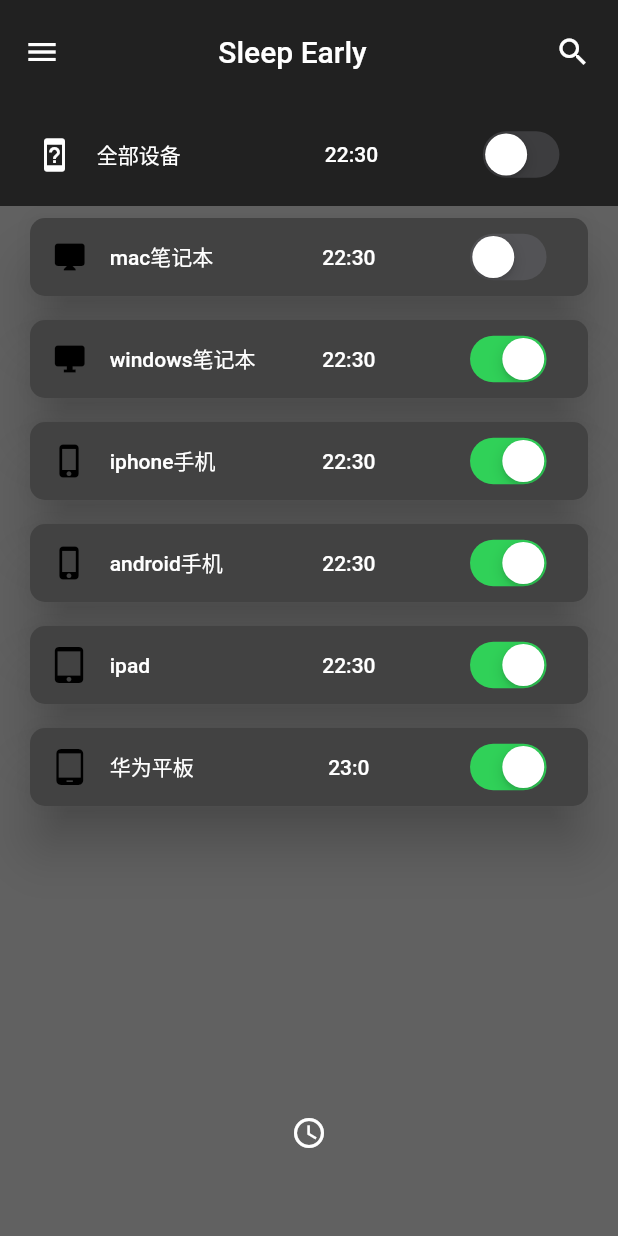
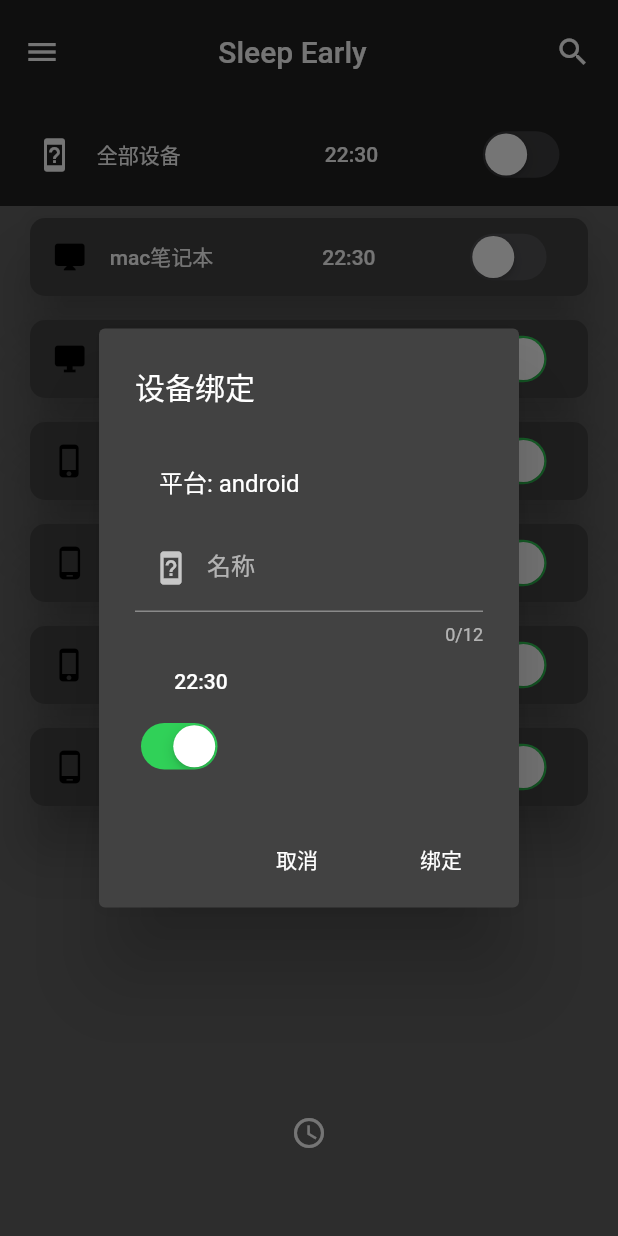
Before and after one commit to di1shuai/sleep_early, a Flutter app: the screen it shows after launch, after a tap on the "access time" icon, on a phone screen of 412 x 824 dp. Run offline on Flutter 3.47's test engine with Material 2 defaults, Android fonts, the phone set to English and light mode, and no system bars; our stand-ins replace device_info, permission_handler; missing offline and left inert: platform_device_id, shutdown_platform.

Commit message:
device create dialog

```diff
--- /dev/null
+++ b/lib/api/api.dart
@@ -0,0 +1,6 @@
+class Api {
+  static const String BASE_URL = 'http://localhost:8080/api/';
+
+  static const String GET_DEVICES = BASE_URL + 'userDevices'; //获取设备信息
+
+}
--- a/lib/demo/device_id.dart
+++ b/lib/demo/device_id.dart
@@ -3,8 +3,7 @@ import 'dart:async';
 import 'dart:io';
 import 'package:flutter/material.dart';
 import 'package:flutter/services.dart';
-import 'package:device_info/device_info.dart';
-import 'package:sleep_early/component/device_id.dart';
+import 'package:platform_device_id/platform_device_id.dart';
 
 class DeviceIdPage extends StatefulWidget {
   @override
@@ -12,7 +11,6 @@ class DeviceIdPage extends StatefulWidget {
 }
 
 class _DeviceIdPageState extends State<DeviceIdPage> {
-  static final DeviceInfoPlugin deviceInfoPlugin = DeviceInfoPlugin();
   String _deviceId = '';
   String _platform = '';
 
@@ -23,7 +21,7 @@ class _DeviceIdPageState extends State<DeviceIdPage> {
   }
 
   Future<void> initPlatformState() async {
-    String deviceId = await DeviceId.getDeviceId;
+    String deviceId = await PlatformDeviceId.getDeviceId;
     String platform = Platform.operatingSystem;
     try {
       if (Platform.isAndroid) {
--- a/lib/demo/helloworld.dart
+++ /dev/null
@@ -1,10 +0,0 @@
-class DeviceCardModel {
-
-}
-
-main(List<String> args) {
-  var str = 'hello world';
-  print(str);
-
-
-}
--- a/lib/model/device_card.dart
+++ b/lib/model/device_card.dart
@@ -1,37 +1,113 @@
+import 'dart:convert';
+
+import 'package:flutter/material.dart';
+
 class DeviceCardModel {
   int id;
   String deviceName;
-  String icon;
+  String platform;
   bool switchValue;
   String time;
-  int code;
-  String platform;
-  String deviceId;
-  String deviceType;
 
-  int hour;
-  int minute;
 
-  DeviceCardModel(this.id, this.deviceName, this.icon, this.switchValue,  _time, this.code,) {
-    if (_time != null) {
-      this.time = _time;
-      List timeArr = _time.split(':');
-      this.hour = int.parse(timeArr[0]);
-      this.minute = int.parse(timeArr[1]);
+  DeviceCardModel(
+    this.id,
+    this.deviceName,
+    this.platform,
+    this.switchValue,
+    this.time);
+
+
+  TimeOfDay getTimeOfDay(){
+    if (time != null){
+      List timeArr = time.split(':');
+      int hour = int.parse(timeArr[0]);
+      int minute = int.parse(timeArr[1]);
+      return TimeOfDay(hour: hour,minute: minute);
     }
+    return null;
   }
 
   static List data(){
     List list = [];
-    list.add(DeviceCardModel(1, 'mac笔记本', 'mac', false, '22:30', 1));
-    list.add(DeviceCardModel(2, 'windows笔记本', 'windows', true, '22:30', 2));
-    list.add(DeviceCardModel(3, 'iphone手机', 'iphone', true, '22:30', 3));
-    list.add(DeviceCardModel(4, 'android手机', 'iphone', true, '22:30', 4));
-    list.add(DeviceCardModel(5, 'ipad', 'ipad', true, '22:30', 5));
-    list.add(DeviceCardModel(6, '华为平板', 'tablet', true, '23:00', 6));
+    list.add(DeviceCardModel(1, 'mac笔记本', 'macos', false, '22:30'));
+    list.add(DeviceCardModel(2, 'windows笔记本', 'windows', true, '22:30'));
+    list.add(DeviceCardModel(3, 'iphone手机', 'ios', true, '22:30'));
+    list.add(DeviceCardModel(4, 'android手机', 'android', true, '22:30'));
+    list.add(DeviceCardModel(5, 'ipad', 'ios', true, '22:30'));
+    list.add(DeviceCardModel(6, '华为平板', 'android', true, '23:00'));
     return list;
   }
 
+
+
+  DeviceCardModel copyWith({
+    int id,
+    String deviceName,
+    String platform,
+    bool switchValue,
+    String time,
+  }) {
+    return DeviceCardModel(
+      id ?? this.id,
+      deviceName ?? this.deviceName,
+      platform ?? this.platform,
+      switchValue ?? this.switchValue,
+      time ?? this.time,
+    );
+  }
+
+  Map<String, dynamic> toMap() {
+    return {
+      'id': id,
+      'deviceName': deviceName,
+      'platform': platform,
+      'switchValue': switchValue,
+      'time': time,
+    };
+  }
+
+  static DeviceCardModel fromMap(Map<String, dynamic> map) {
+    if (map == null) return null;
+
+    return DeviceCardModel(
+      map['id'],
+      map['deviceName'],
+      map['platform'],
+      map['switchValue'],
+      map['time'],
+    );
+  }
+
+  String toJson() => json.encode(toMap());
+
+  static DeviceCardModel fromJson(String source) => fromMap(json.decode(source));
+
+  @override
+  String toString() {
+    return 'DeviceCardModel(id: $id, deviceName: $deviceName, platform: $platform, switchValue: $switchValue, time: $time)';
+  }
+
+  @override
+  bool operator ==(Object o) {
+    if (identical(this, o)) return true;
+
+    return o is DeviceCardModel &&
+      o.id == id &&
+      o.deviceName == deviceName &&
+      o.platform == platform &&
+      o.switchValue == switchValue &&
+      o.time == time;
+  }
+
+  @override
+  int get hashCode {
+    return id.hashCode ^
+      deviceName.hashCode ^
+      platform.hashCode ^
+      switchValue.hashCode ^
+      time.hashCode;
+  }
 }
 
 main(List<String> args) {
--- a/lib/views/home.dart
+++ b/lib/views/home.dart
@@ -2,6 +2,7 @@ import 'package:flutter/material.dart';
 import 'package:sleep_early/views/menu.dart';
 import 'package:sleep_early/widgets/device_card.dart';
 import 'package:sleep_early/model/device_card.dart';
+import 'package:sleep_early/widgets/device_dialog.dart';
 
 class Header extends StatelessWidget {
   Header({this.title});
@@ -89,7 +90,7 @@ class Home extends StatelessWidget {
                                       Radius.circular(10.0))), //设置圆角
                               child: new DeviceCard(
                                   items[index].deviceName,
-                                  items[index].icon,
+                                  items[index].platform,
                                   items[index].switchValue,
                                   items[index].time))));
                 },
@@ -101,8 +102,14 @@ class Home extends StatelessWidget {
                 Icons.access_time,
                 color: Theme.of(context).iconTheme.color,
               ),
-              onPressed: (){
-                print('要关机啦');
+              onPressed: () async {
+                DeviceCardModel data = await showCreateDialog(context);
+                if (data == null) {
+                  print('取消');
+                } else {
+                  print('绑定');
+                  print(data);
+                }
               },
             ),
           )
--- a/lib/widgets/device_card.dart
+++ b/lib/widgets/device_card.dart
@@ -3,25 +3,25 @@ import 'package:flutter/cupertino.dart';
 
 class DeviceCard extends StatefulWidget {
   String deviceName;
-  String icon;
+  String platform;
   bool _switchValue;
   String _time;
 
-  DeviceCard(this.deviceName, this.icon, this._switchValue, this._time);
+  DeviceCard(this.deviceName, this.platform, this._switchValue, this._time);
 
   @override
   _DeviceCardState createState() =>
-      _DeviceCardState(deviceName, icon, _switchValue, _time);
+      _DeviceCardState(deviceName, platform, _switchValue, _time);
 }
 
 class _DeviceCardState extends State<DeviceCard> {
   String _deviceName;
-  String _icon;
+  String _platform;
   bool _switchValue;
   TimeOfDay _time;
 
   _DeviceCardState(
-      this._deviceName, this._icon, this._switchValue, String time) {
+      this._deviceName, this._platform, this._switchValue, String time) {
     List timeArr = time.split(':');
     int hour = int.parse(timeArr[0]);
     int minute = int.parse(timeArr[1]);
@@ -30,27 +30,37 @@ class _DeviceCardState extends State<DeviceCard> {
 
   Icon getIcon(BuildContext context) {
     Icon result;
-    switch (this._icon) {
-      case 'mac':
-        result = Icon(Icons.desktop_mac, color: Theme.of(context).accentIconTheme.color);
+    switch (this._platform) {
+      case 'macos':
+        result = Icon(Icons.desktop_mac,
+            color: Theme.of(context).accentIconTheme.color);
         break;
       case 'windows':
-        result = Icon(Icons.desktop_windows, color: Theme.of(context).accentIconTheme.color);
+        result = Icon(Icons.desktop_windows,
+            color: Theme.of(context).accentIconTheme.color);
         break;
-      case 'ipad':
-        result = Icon(Icons.tablet_mac, color: Theme.of(context).accentIconTheme.color);
+      case 'linux':
+        result = Icon(Icons.tablet_mac,
+            color: Theme.of(context).accentIconTheme.color);
         break;
-      case 'tablet':
-        result = Icon(Icons.tablet_android, color: Theme.of(context).accentIconTheme.color);
-        break;
-      case 'iphone':
-        result = Icon(Icons.phone_iphone, color: Theme.of(context).accentIconTheme.color);
+      // case 'ipad':
+      //   result = Icon(Icons.tablet_mac, color: Theme.of(context).accentIconTheme.color);
+      //   break;
+      // case 'tablet':
+      //   result = Icon(Icons.tablet_android, color: Theme.of(context).accentIconTheme.color);
+      //   break;
+      case 'ios':
+        result = Icon(Icons.phone_iphone,
+            color: Theme.of(context).accentIconTheme.color);
         break;
       case 'android':
-        result = Icon(Icons.phone_android, color: Theme.of(context).accentIconTheme.color);
+        result = Icon(Icons.phone_android,
+            color: Theme.of(context).accentIconTheme.color);
         break;
+
       default:
-        result = Icon(Icons.device_unknown, color: Theme.of(context).iconTheme.color);
+        result = Icon(Icons.device_unknown,
+            color: Theme.of(context).iconTheme.color);
     }
     return result;
   }
--- /dev/null
+++ b/lib/widgets/device_dialog.dart
@@ -0,0 +1,119 @@
+import 'dart:io';
+
+import 'package:flutter/material.dart';
+import 'package:flutter/cupertino.dart';
+import 'package:sleep_early/model/device_card.dart';
+
+class DeviceDialog extends StatefulWidget {
+
+
+  DeviceCardModel device;
+  bool isCreate;
+  DeviceDialog({Key key , this.device, this.isCreate}):super(key:key);
+
+  @override
+  State<StatefulWidget> createState() => _DeviceDialogState(device, isCreate);
+}
+
+class _DeviceDialogState extends State<DeviceDialog> {
+  DeviceCardModel _device;
+  bool _isCreate;
+  TimeOfDay _time;
+
+  _DeviceDialogState(this._device, this._isCreate){
+    _time = _device.getTimeOfDay();
+  }
+
+  @override
+  void initState() {
+    super.initState();
+  }
+
+  @override
+  Widget build(BuildContext context) {
+    return Column(
+      crossAxisAlignment: CrossAxisAlignment.start,
+      mainAxisSize: MainAxisSize.min,
+      children: <Widget>[
+        ListTile(
+          title: Text('平台: ' + _device.platform),
+        ),
+        TextField(
+          autofocus: false,
+          maxLength: 12,
+          decoration: InputDecoration(
+              labelText: "名称",
+              hintText: _device.deviceName,
+              prefixIcon: Icon(Icons.device_unknown)),
+          onChanged: (value) => {
+            setState(() {
+              _device.deviceName = value;
+            })
+          },
+        ),
+        FlatButton(
+          child: Text(
+            '${_time.hour}:${_time.minute}',
+            style: Theme.of(context).primaryTextTheme.button,
+          ),
+          onPressed: () {
+            _selectTime(context);
+          },
+        ),
+        CupertinoSwitch(
+          value: _device.switchValue,
+          onChanged: (value) {
+            setState(() {
+              _device.switchValue = value;
+            });
+          },
+        )
+      ],
+    );
+  }
+
+  Future<void> _selectTime(BuildContext context) async {
+    final TimeOfDay picked =
+        await showTimePicker(context: context, initialTime: _time);
+    if (picked != null && picked != _time) {
+      print("time -> ${_time.hour}:${_time.minute}");
+    }
+    setState(() {
+      _time = picked;
+      _device.time = _time.hour.toString() + ':' + _time.hour.toString();
+    });
+    if (picked == null) _time = TimeOfDay(hour: 22, minute: 30);
+  }
+}
+
+Future<DeviceCardModel> showCreateDialog(BuildContext context) {
+  DeviceCardModel _device_init = new DeviceCardModel(
+      null, Platform.localHostname, Platform.operatingSystem, true, '22:30');
+
+  final GlobalKey<_DeviceDialogState> key = GlobalKey();
+
+  DeviceDialog dialog = new DeviceDialog(key:key,device:_device_init,isCreate:true);
+
+  return showDialog<DeviceCardModel>(
+    context: context,
+    builder: (context) {
+      return AlertDialog(
+        title: Text("设备绑定"),
+        content: dialog,
+        actions: <Widget>[
+          FlatButton(
+            child: Text("取消"),
+            onPressed: () => Navigator.of(context).pop(),
+          ),
+          FlatButton(
+            child: Text("绑定"),
+            onPressed: () {
+              //Todo http json create
+              Navigator.of(context).pop(key.currentState._device);
+            },
+          ),
+        ],
+      );
+    },
+  );
+}
--- a/pubspec.yaml
+++ b/pubspec.yaml
@@ -26,7 +26,7 @@ dependencies:
   shutdown_platform: ^0.1.0
   device_info: ^0.4.2+1
   permission_handler: ^5.0.0+hotfix.3
-
+  platform_device_id: ^0.1.0
 
 dev_dependencies:
   flutter_test:
```
Also changed, not shown: lib/component/device_id.dart (deleted, +0 -33 lines), lib/demo/dialog.dart (added, +24 -0 lines), lib/demo/key_demo.dart (added, +68 -0 lines), lib/demo/text_demo.dart (added, +76 -0 lines), lib/demo/text_demo2.dart (added, +64 -0 lines), lib/views/menu.dart (+67 -36 lines), pubspec.lock, 3 other files.
